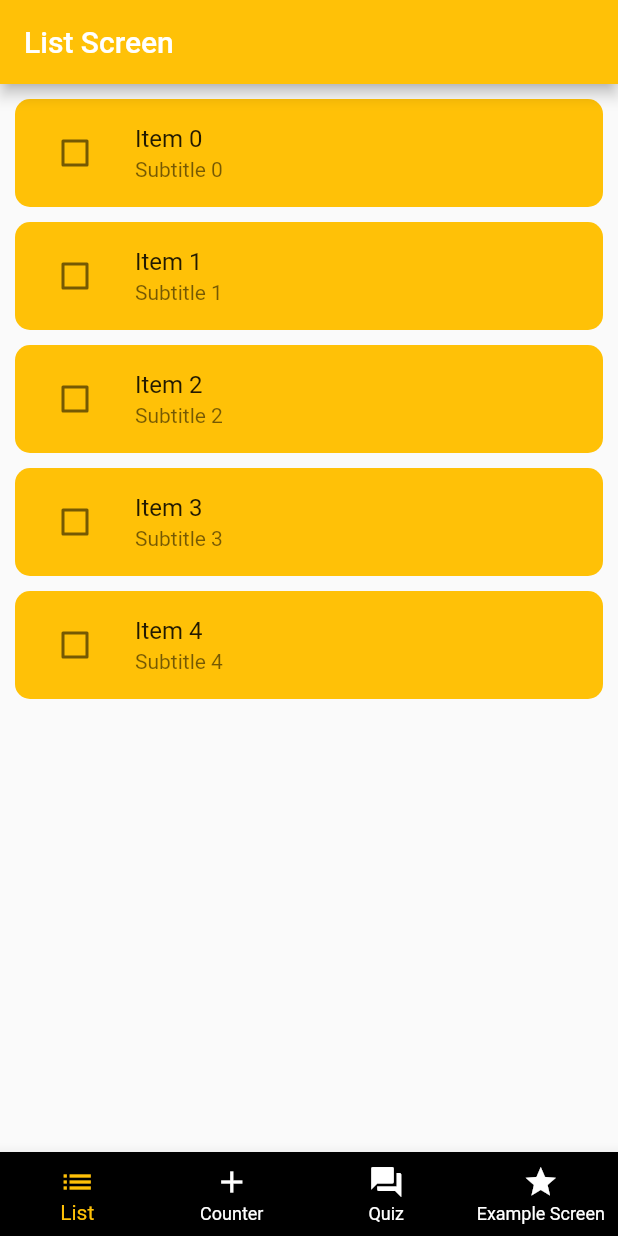
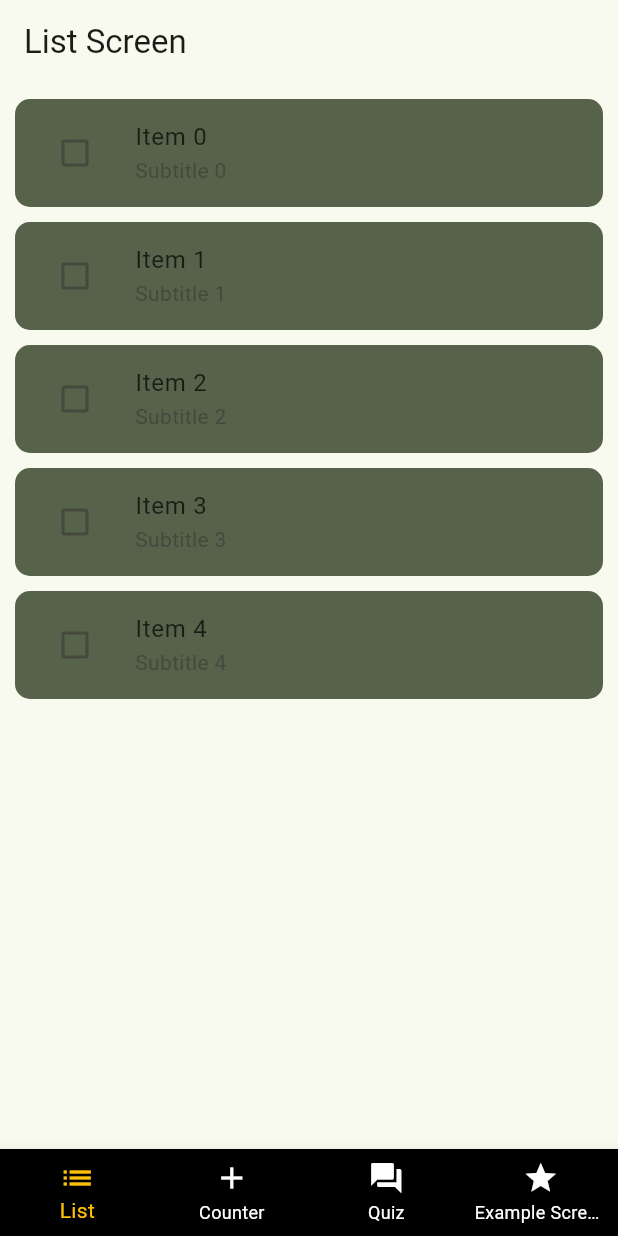
Before and after one commit to Lurchfresser/learn_flutter_1_udemy, a Flutter app: the screen it shows after launch, on a phone screen of 412 x 824 dp. Run offline on Flutter 3.47's test engine with Material 2 defaults, Android fonts, the phone set to English and light mode, and no system bars.

Commit message:
Added custom Them (Video 62)

```diff
--- a/lib/main.dart
+++ b/lib/main.dart
@@ -2,6 +2,7 @@ import 'package:flutter/material.dart';
 import 'package:learn_flutter_1/bottom_navigation.dart';
 import 'package:learn_flutter_1/presentation/navigation_example_screens/screen_one.dart';
 import 'package:learn_flutter_1/presentation/navigation_example_screens/screen_two.dart';
+import 'package:learn_flutter_1/theme.dart';
 
 void main() {
   runApp(const MainApp());
@@ -13,10 +14,11 @@ class MainApp extends StatelessWidget {
   @override
   Widget build(BuildContext context) {
     return MaterialApp(
-      theme: ThemeData(
-          appBarTheme: const AppBarTheme(
-        backgroundColor: Colors.amber,
-      )),
+
+      themeMode: ThemeMode.system,
+      theme: AppTheme.lighttheme,
+      darkTheme: AppTheme.darktheme,
+
       home: const SafeArea(
         child: RootBottomNavigation(),
       ),
--- a/lib/presentation/list/widgets/list_item.dart
+++ b/lib/presentation/list/widgets/list_item.dart
@@ -17,7 +17,7 @@ class _ListItemState extends State<ListItem> {
   Widget build(BuildContext context) {
     return Container(
               decoration: BoxDecoration(
-                color: Colors.amber,
+                color: Theme.of(context).colorScheme.secondary,
                 borderRadius: BorderRadius.circular(10),
               ),
               child: ListTile(
--- /dev/null
+++ b/lib/theme.dart
@@ -0,0 +1,20 @@
+import 'package:flutter/material.dart';
+
+class AppTheme{
+  AppTheme._();
+
+  static const _primaryColorLight = Colors.lightGreenAccent;
+  static const _primaryColorDark = Colors.deepPurpleAccent;
+
+  static final lighttheme = ThemeData(
+    useMaterial3: true,
+    colorScheme: ColorScheme.fromSeed(seedColor: _primaryColorLight),
+    brightness: Brightness.light,
+  );
+
+  static final darktheme = ThemeData(
+    useMaterial3: true,
+    colorScheme: ColorScheme.fromSeed(seedColor: _primaryColorDark),
+  );
+
+}
```
